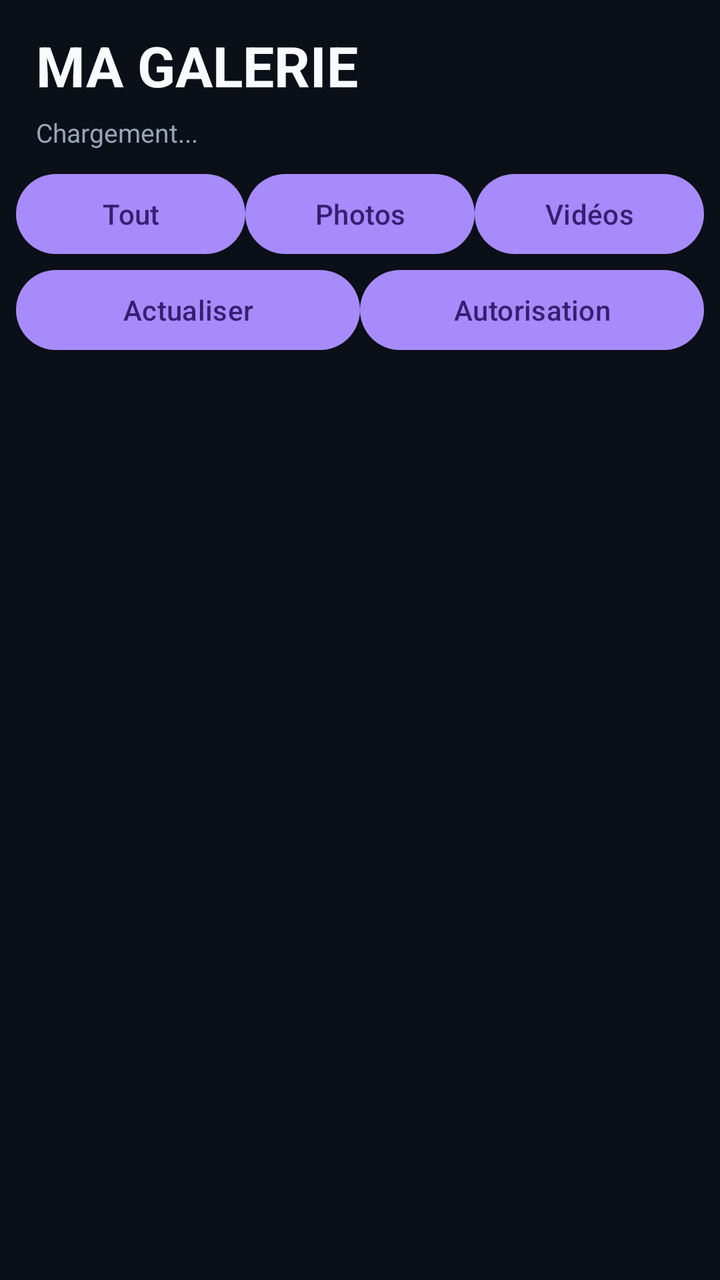
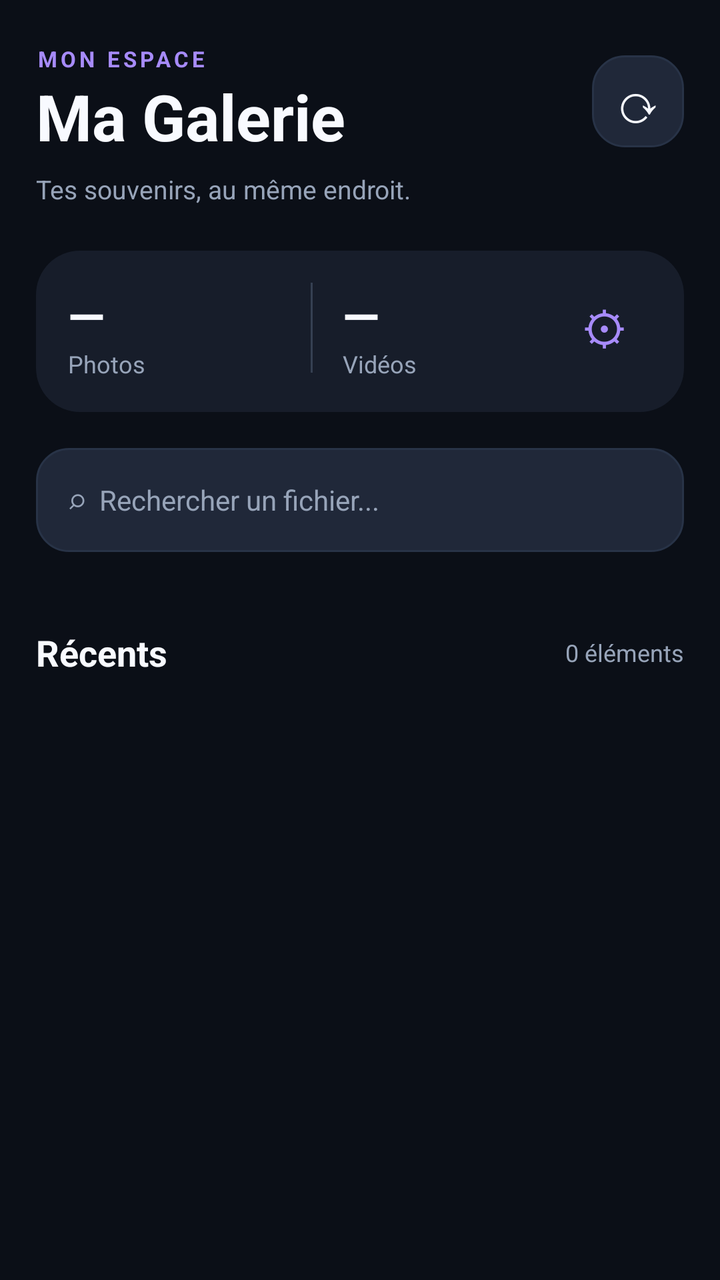

Before-and-after screenshots of an Android layout around one commit, followed by the original layout XML and the change that was made.
<!-- AndroidManifest.xml: application theme Theme.BytroLauncher -->
<!-- res/layout/activity_main.xml -->
<?xml version="1.0" encoding="utf-8"?>
<LinearLayout xmlns:android="http://schemas.android.com/apk/res/android"
    android:layout_width="match_parent"
    android:layout_height="match_parent"
    android:background="@color/background_color"
    android:orientation="vertical"
    android:paddingTop="14dp">

    <TextView
        android:layout_width="match_parent"
        android:layout_height="wrap_content"
        android:paddingHorizontal="18dp"
        android:text="MA GALERIE"
        android:textColor="@color/text_primary"
        android:textSize="28sp"
        android:textStyle="bold" />

    <TextView
        android:id="@+id/galleryStatus"
        android:layout_width="match_parent"
        android:layout_height="wrap_content"
        android:paddingHorizontal="18dp"
        android:paddingTop="6dp"
        android:paddingBottom="8dp"
        android:text="Chargement..."
        android:textColor="@color/text_secondary"
        android:textSize="13sp" />

    <LinearLayout
        android:layout_width="match_parent"
        android:layout_height="wrap_content"
        android:orientation="horizontal"
        android:paddingHorizontal="8dp">
        <Button android:id="@+id/allButton" android:layout_width="0dp"
            android:layout_height="wrap_content" android:layout_weight="1" android:text="Tout"/>
        <Button android:id="@+id/photosButton" android:layout_width="0dp"
            android:layout_height="wrap_content" android:layout_weight="1" android:text="Photos"/>
        <Button android:id="@+id/videosButton" android:layout_width="0dp"
            android:layout_height="wrap_content" android:layout_weight="1" android:text="Vidéos"/>
    </LinearLayout>

    <LinearLayout android:layout_width="match_parent"
        android:layout_height="wrap_content" android:orientation="horizontal"
        android:paddingHorizontal="8dp">
        <Button android:id="@+id/refreshButton"
            android:layout_width="0dp" android:layout_weight="1"
            android:layout_height="wrap_content" android:text="Actualiser"/>
        <Button android:id="@+id/permissionsButton"
            android:layout_width="0dp" android:layout_weight="1"
            android:layout_height="wrap_content" android:text="Autorisation"/>
    </LinearLayout>

    <GridView
        android:id="@+id/mediaGrid"
        android:layout_width="match_parent"
        android:layout_height="0dp"
        android:layout_weight="1"
        android:clipToPadding="false"
        android:paddingBottom="10dp"
        android:horizontalSpacing="3dp"
        android:verticalSpacing="3dp"
        android:stretchMode="columnWidth"
        android:numColumns="3" />
</LinearLayout>
<!-- resources referenced by this layout -->
<resources>
  <color name="background_color">#0B0F17</color>
  <color name="text_primary">#F8FAFF</color>
  <color name="text_secondary">#97A4B9</color>
  <style name="Theme.BytroLauncher" parent="Theme.Material3.Dark.NoActionBar">
          <item name="android:statusBarColor">@color/status_bar_color</item>
          <item name="android:navigationBarColor">@color/status_bar_color</item>
          <item name="colorPrimary">@color/accent_color</item>
          <item name="colorSecondary">@color/accent_color</item>
          <item name="android:windowBackground">@color/background_color</item>
          <item name="android:windowLightStatusBar" tools:targetApi="m">false</item>
          <item name="android:windowLightNavigationBar" tools:targetApi="o_mr1">false</item>
      </style>
  <color name="status_bar_color">#0B0F17</color>
  <color name="accent_color">#A78BFA</color>
</resources>

<!-- the commit's change to res/layout/activity_main.xml (unified diff, before → after) -->
@@ -3,62 +3,140 @@
     android:layout_width="match_parent"
     android:layout_height="match_parent"
     android:background="@color/background_color"
-    android:orientation="vertical"
-    android:paddingTop="14dp">
-
-    <TextView
-        android:layout_width="match_parent"
-        android:layout_height="wrap_content"
-        android:paddingHorizontal="18dp"
-        android:text="MA GALERIE"
-        android:textColor="@color/text_primary"
-        android:textSize="28sp"
-        android:textStyle="bold" />
-
-    <TextView
-        android:id="@+id/galleryStatus"
-        android:layout_width="match_parent"
-        android:layout_height="wrap_content"
-        android:paddingHorizontal="18dp"
-        android:paddingTop="6dp"
-        android:paddingBottom="8dp"
-        android:text="Chargement..."
-        android:textColor="@color/text_secondary"
-        android:textSize="13sp" />
+    android:orientation="vertical">
 
     <LinearLayout
         android:layout_width="match_parent"
         android:layout_height="wrap_content"
-        android:orientation="horizontal"
-        android:paddingHorizontal="8dp">
-        <Button android:id="@+id/allButton" android:layout_width="0dp"
-            android:layout_height="wrap_content" android:layout_weight="1" android:text="Tout"/>
-        <Button android:id="@+id/photosButton" android:layout_width="0dp"
-            android:layout_height="wrap_content" android:layout_weight="1" android:text="Photos"/>
-        <Button android:id="@+id/videosButton" android:layout_width="0dp"
-            android:layout_height="wrap_content" android:layout_weight="1" android:text="Vidéos"/>
+        android:orientation="vertical"
+        android:paddingTop="22dp"
+        android:paddingHorizontal="18dp">
+
+        <LinearLayout
+            android:layout_width="match_parent"
+            android:layout_height="wrap_content"
+            android:gravity="center_vertical"
+            android:orientation="horizontal">
+            <LinearLayout android:layout_width="0dp"
+                android:layout_height="wrap_content" android:layout_weight="1"
+                android:orientation="vertical">
+                <TextView android:layout_width="wrap_content" android:layout_height="wrap_content"
+                    android:text="MON ESPACE" android:textColor="@color/accent_color"
+                    android:letterSpacing="0.16" android:textSize="11sp" android:textStyle="bold"/>
+                <TextView android:layout_width="wrap_content" android:layout_height="wrap_content"
+                    android:text="Ma Galerie" android:textColor="@color/text_primary"
+                    android:textSize="32sp" android:textStyle="bold"/>
+            </LinearLayout>
+            <TextView android:id="@+id/refreshButton" android:layout_width="46dp"
+                android:layout_height="46dp" android:gravity="center"
+                android:background="@drawable/gallery_search" android:text="⟳"
+                android:textSize="27sp" android:contentDescription="Actualiser"
+                android:textColor="@color/text_primary"/>
+        </LinearLayout>
+
+        <TextView android:id="@+id/galleryStatus" android:layout_width="match_parent"
+            android:layout_height="wrap_content" android:layout_marginTop="6dp"
+            android:text="Tes souvenirs, au même endroit."
+            android:textColor="@color/text_secondary" android:textSize="13sp"/>
+
+        <LinearLayout
+            android:layout_width="match_parent"
+            android:layout_height="wrap_content"
+            android:layout_marginTop="22dp"
+            android:padding="16dp"
+            android:background="@drawable/gallery_panel"
+            android:orientation="horizontal">
+            <LinearLayout android:layout_width="0dp"
+                android:layout_height="wrap_content" android:layout_weight="1"
+                android:orientation="vertical">
+                <TextView android:id="@+id/photoCount" android:layout_width="wrap_content"
+                    android:layout_height="wrap_content" android:text="—"
+                    android:textColor="@color/text_primary" android:textSize="24sp"
+                    android:textStyle="bold"/>
+                <TextView android:layout_width="wrap_content" android:layout_height="wrap_content"
+                    android:text="Photos" android:textColor="@color/text_secondary"
+                    android:textSize="12sp"/>
+            </LinearLayout>
+            <View android:layout_width="1dp" android:layout_height="45dp"
+                android:layout_marginHorizontal="15dp" android:background="#354052"/>
+            <LinearLayout android:layout_width="0dp"
+                android:layout_height="wrap_content" android:layout_weight="1"
+                android:orientation="vertical">
+                <TextView android:id="@+id/videoCount" android:layout_width="wrap_content"
+                    android:layout_height="wrap_content" android:text="—"
+                    android:textColor="@color/text_primary" android:textSize="24sp"
+                    android:textStyle="bold"/>
+                <TextView android:layout_width="wrap_content" android:layout_height="wrap_content"
+                    android:text="Vidéos" android:textColor="@color/text_secondary"
+                    android:textSize="12sp"/>
+            </LinearLayout>
+            <TextView android:id="@+id/permissionsButton" android:layout_width="48dp"
+                android:layout_height="45dp" android:gravity="center"
+                android:text="⚙" android:textSize="23sp"
+                android:textColor="@color/accent_color"
+                android:contentDescription="Gérer les autorisations"/>
+        </LinearLayout>
+
+        <EditText android:id="@+id/searchInput" android:layout_width="match_parent"
+            android:layout_height="52dp" android:layout_marginTop="18dp"
+            android:background="@drawable/gallery_search" android:paddingHorizontal="16dp"
+            android:hint="⌕  Rechercher un fichier..." android:singleLine="true"
+            android:inputType="text" android:imeOptions="actionSearch"
+            android:textColor="@color/text_primary"
+            android:textColorHint="@color/text_secondary" android:textSize="14sp"/>
+
+        <LinearLayout android:layout_width="match_parent"
+            android:layout_height="wrap_content" android:layout_marginTop="16dp"
+            android:orientation="horizontal">
+            <TextView android:id="@+id/allButton" style="@style/GalleryFilter"
+                android:text="Tout"/>
+            <TextView android:id="@+id/photosButton" style="@style/GalleryFilter"
+                android:text="Photos"/>
+            <TextView android:id="@+id/videosButton" style="@style/GalleryFilter"
+                android:text="Vidéos"/>
+        </LinearLayout>
+
+        <LinearLayout android:layout_width="match_parent"
+            android:layout_height="wrap_content" android:layout_marginTop="22dp"
+            android:layout_marginBottom="10dp" android:gravity="center_vertical"
+            android:orientation="horizontal">
+            <TextView android:layout_width="0dp" android:layout_weight="1"
+                android:layout_height="wrap_content" android:text="Récents"
+                android:textSize="18sp" android:textStyle="bold"
+                android:textColor="@color/text_primary"/>
+            <TextView android:id="@+id/resultCount" android:layout_width="wrap_content"
+                android:layout_height="wrap_content" android:text="0 éléments"
+                android:textSize="12sp" android:textColor="@color/text_secondary"/>
+        </LinearLayout>
     </LinearLayout>
 
-    <LinearLayout android:layout_width="match_parent"
-        android:layout_height="wrap_content" android:orientation="horizontal"
-        android:paddingHorizontal="8dp">
-        <Button android:id="@+id/refreshButton"
-            android:layout_width="0dp" android:layout_weight="1"
-            android:layout_height="wrap_content" android:text="Actualiser"/>
-        <Button android:id="@+id/permissionsButton"
-            android:layout_width="0dp" android:layout_weight="1"
-            android:layout_height="wrap_content" android:text="Autorisation"/>
-    </LinearLayout>
-
-    <GridView
-        android:id="@+id/mediaGrid"
-        android:layout_width="match_parent"
-        android:layout_height="0dp"
-        android:layout_weight="1"
-        android:clipToPadding="false"
-        android:paddingBottom="10dp"
-        android:horizontalSpacing="3dp"
-        android:verticalSpacing="3dp"
-        android:stretchMode="columnWidth"
-        android:numColumns="3" />
+    <FrameLayout android:layout_width="match_parent" android:layout_height="0dp"
+        android:layout_weight="1">
+        <GridView android:id="@+id/mediaGrid"
+            android:layout_width="match_parent" android:layout_height="match_parent"
+            android:numColumns="3" android:stretchMode="columnWidth"
+            android:horizontalSpacing="5dp" android:verticalSpacing="5dp"
+            android:paddingHorizontal="5dp" android:paddingBottom="18dp"
+            android:clipToPadding="false"
+            android:scrollbars="none"/>
+        <LinearLayout android:id="@+id/emptyState" android:layout_width="match_parent"
+            android:layout_height="match_parent" android:gravity="center"
+            android:orientation="vertical" android:visibility="gone" android:padding="28dp">
+            <TextView android:layout_width="wrap_content" android:layout_height="wrap_content"
+                android:text="▧" android:textSize="62sp" android:textColor="@color/accent_color"/>
+            <TextView android:id="@+id/emptyTitle" android:layout_width="wrap_content"
+                android:layout_height="wrap_content" android:layout_marginTop="8dp"
+                android:text="Aucun média" android:textSize="19sp" android:textStyle="bold"
+                android:textColor="@color/text_primary"/>
+            <TextView android:id="@+id/emptySubtitle" android:layout_width="match_parent"
+                android:layout_height="wrap_content" android:layout_marginTop="7dp"
+                android:text="Tes photos et vidéos apparaîtront ici."
+                android:gravity="center" android:textColor="@color/text_secondary"
+                android:textSize="13sp"/>
+        </LinearLayout>
+        <ProgressBar android:id="@+id/loadingIndicator"
+            android:layout_width="48dp" android:layout_height="48dp"
+            android:layout_gravity="center" android:visibility="gone"
+            android:indeterminateTint="@color/accent_color"/>
+    </FrameLayout>
 </LinearLayout>
<!-- resource entries referenced after the edit -->
@@ -3,6 +3,19 @@
   <color name="background_color">#0B0F17</color>
   <color name="text_primary">#F8FAFF</color>
   <color name="text_secondary">#97A4B9</color>
+  <!-- drawable gallery_panel (drawable) -->
+  <?xml version="1.0" encoding="utf-8"?>
+  <shape xmlns:android="http://schemas.android.com/apk/res/android">
+      <solid android:color="@color/surface_color"/>
+      <corners android:radius="22dp"/>
+  </shape>
+  <!-- drawable gallery_search (drawable) -->
+  <?xml version="1.0" encoding="utf-8"?>
+  <shape xmlns:android="http://schemas.android.com/apk/res/android">
+      <solid android:color="@color/surface_raised"/>
+      <corners android:radius="16dp"/>
+      <stroke android:width="1dp" android:color="#283347"/>
+  </shape>
   <style name="Theme.BytroLauncher" parent="Theme.Material3.Dark.NoActionBar">
           <item name="android:statusBarColor">@color/status_bar_color</item>
           <item name="android:navigationBarColor">@color/status_bar_color</item>
@@ -12,6 +25,8 @@
           <item name="android:windowLightStatusBar" tools:targetApi="m">false</item>
           <item name="android:windowLightNavigationBar" tools:targetApi="o_mr1">false</item>
       </style>
+  <color name="surface_color">#171D2A</color>
+  <color name="surface_raised">#202839</color>
   <color name="status_bar_color">#0B0F17</color>
   <color name="accent_color">#A78BFA</color>
 </resources>
